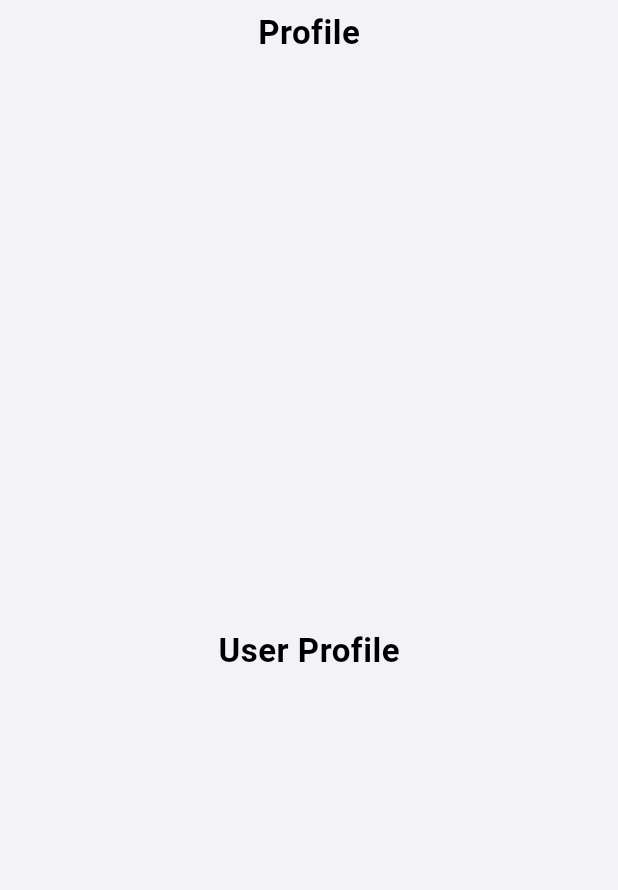
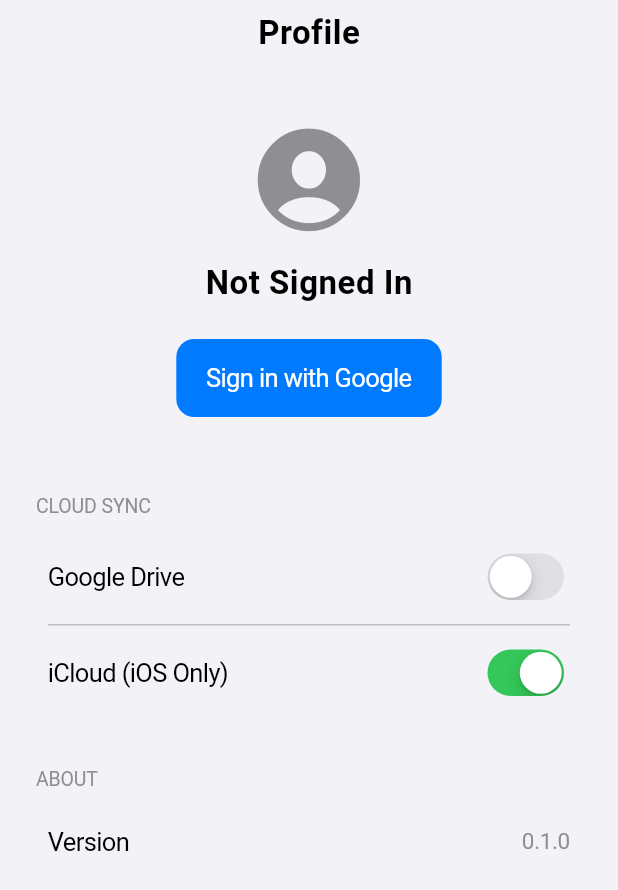
Before and after one commit to AmmrYsir/apt-doc-scanner, a Flutter app: the ProfileScreen screen opened by its route, on a phone screen of 412 x 824 dp. Shown: the top 890 px of the screen. Run offline on Flutter 3.47's test engine with Material 3 defaults, Android fonts, the phone set to English and light mode, and no system bars; our stand-ins replace flutter_riverpod, go_router, google_sign_in, sqflite; missing offline and left inert: flutter_doc_scanner, googleapis, icloud_storage; accounts and stored records are empty.

Commit message:
feat: Implement profile screen with Google Sign-In, user state management, and Google Drive service for cloud sync.

```diff
--- a/lib/data/sources/google_drive_service.dart
+++ b/lib/data/sources/google_drive_service.dart
@@ -16,10 +16,10 @@ class GoogleDriveService {
         scopeHint: [drive.DriveApi.driveAppdataScope],
       );
 
-      final authHeaders = await account.authorizationClient.authorizationHeaders(
-        [drive.DriveApi.driveAppdataScope],
-        promptIfNecessary: true,
-      );
+      final authHeaders = await account.authorizationClient
+          .authorizationHeaders([
+            drive.DriveApi.driveAppdataScope,
+          ], promptIfNecessary: true);
 
       if (authHeaders == null) return null;
 
--- /dev/null
+++ b/lib/presentation/providers/user_provider.dart
@@ -0,0 +1,59 @@
+import 'package:flutter_riverpod/flutter_riverpod.dart';
+import 'package:google_sign_in/google_sign_in.dart';
+import '../../data/sources/google_drive_service.dart';
+
+final googleDriveServiceProvider = Provider<GoogleDriveService>((ref) {
+  return GoogleDriveService();
+});
+
+class UserState {
+  final GoogleSignInAccount? googleAccount;
+  final bool isLoading;
+  final String? error;
+
+  UserState({this.googleAccount, this.isLoading = false, this.error});
+
+  UserState copyWith({
+    GoogleSignInAccount? googleAccount,
+    bool? isLoading,
+    String? error,
+  }) {
+    return UserState(
+      googleAccount: googleAccount ?? this.googleAccount,
+      isLoading: isLoading ?? this.isLoading,
+      error: error,
+    );
+  }
+}
+
+class UserNotifier extends Notifier<UserState> {
+  @override
+  UserState build() {
+    return UserState();
+  }
+
+  Future<void> signIn() async {
+    state = state.copyWith(isLoading: true);
+    try {
+      final googleSignIn = GoogleSignIn.instance;
+      final account = await googleSignIn.authenticate();
+      state = state.copyWith(googleAccount: account, isLoading: false);
+    } catch (e) {
+      state = state.copyWith(isLoading: false, error: e.toString());
+    }
+  }
+
+  Future<void> signOut() async {
+    state = state.copyWith(isLoading: true);
+    try {
+      await GoogleSignIn.instance.signOut();
+      state = UserState();
+    } catch (e) {
+      state = state.copyWith(isLoading: false, error: e.toString());
+    }
+  }
+}
+
+final userProvider = NotifierProvider<UserNotifier, UserState>(() {
+  return UserNotifier();
+});
--- a/lib/presentation/screens/profile_screen.dart
+++ b/lib/presentation/screens/profile_screen.dart
@@ -1,18 +1,170 @@
 import 'package:flutter/cupertino.dart';
+import 'package:flutter_riverpod/flutter_riverpod.dart';
 import '../widgets/app_scaffold.dart';
 import '../widgets/app_navigation_bar.dart';
 import '../theme/app_text_styles.dart';
+import '../theme/app_colors.dart';
+import '../providers/user_provider.dart';
 
-class ProfileScreen extends StatelessWidget {
+class ProfileScreen extends ConsumerWidget {
   const ProfileScreen({super.key});
 
   @override
-  Widget build(BuildContext context) {
-    return const AppScaffold(
-      navigationBar: AppNavigationBar(title: 'Profile'),
-      child: Center(
-        child: Text('User Profile', style: AppTextStyles.titleMedium),
+  Widget build(BuildContext context, WidgetRef ref) {
+    final userState = ref.watch(userProvider);
+
+    return AppScaffold(
+      navigationBar: const AppNavigationBar(title: 'Profile'),
+      child: ListView(
+        padding: const EdgeInsets.all(16),
+        children: [
+          _buildUserSection(context, userState, ref),
+          const SizedBox(height: 32),
+          _buildSyncSettings(context, userState),
+          const SizedBox(height: 32),
+          _buildAboutSection(context),
+        ],
       ),
     );
   }
+
+  Widget _buildUserSection(
+    BuildContext context,
+    UserState state,
+    WidgetRef ref,
+  ) {
+    return Container(
+      padding: const EdgeInsets.all(20),
+      decoration: BoxDecoration(
+        color: CupertinoColors.secondarySystemBackground,
+        borderRadius: BorderRadius.circular(16),
+      ),
+      child: Column(
+        children: [
+          const Icon(
+            CupertinoIcons.person_crop_circle_fill,
+            size: 80,
+            color: AppColors.textSecondary,
+          ),
+          const SizedBox(height: 16),
+          if (state.googleAccount != null) ...[
+            Text(
+              state.googleAccount!.displayName ?? 'User',
+              style: AppTextStyles.titleMedium,
+            ),
+            const SizedBox(height: 4),
+            Text(state.googleAccount!.email, style: AppTextStyles.bodyMedium),
+            const SizedBox(height: 24),
+            CupertinoButton(
+              color: AppColors.error,
+              child: const Text('Sign Out'),
+              onPressed: () => ref.read(userProvider.notifier).signOut(),
+            ),
+          ] else ...[
+            const Text('Not Signed In', style: AppTextStyles.titleMedium),
+            const SizedBox(height: 24),
+            CupertinoButton.filled(
+              child: const Text('Sign in with Google'),
+              onPressed: () => ref.read(userProvider.notifier).signIn(),
+            ),
+          ],
+        ],
+      ),
+    );
+  }
+
+  Widget _buildSyncSettings(BuildContext context, UserState state) {
+    return Column(
+      crossAxisAlignment: CrossAxisAlignment.start,
+      children: [
+        const Padding(
+          padding: EdgeInsets.only(left: 8, bottom: 8),
+          child: Text('CLOUD SYNC', style: AppTextStyles.caption),
+        ),
+        Container(
+          decoration: BoxDecoration(
+            color: CupertinoColors.secondarySystemBackground,
+            borderRadius: BorderRadius.circular(12),
+          ),
+          child: Column(
+            children: [
+              _buildSettingRow(
+                'Google Drive',
+                CupertinoSwitch(
+                  value: state.googleAccount != null,
+                  onChanged: (val) {
+                    // Logic to enable/disable
+                  },
+                ),
+              ),
+              const Padding(
+                padding: EdgeInsets.symmetric(horizontal: 16),
+                child: Divider(height: 1, color: CupertinoColors.separator),
+              ),
+              _buildSettingRow(
+                'iCloud (iOS Only)',
+                CupertinoSwitch(
+                  value: true, // Placeholder
+                  onChanged: (val) {},
+                ),
+              ),
+            ],
+          ),
+        ),
+      ],
+    );
+  }
+
+  Widget _buildSettingRow(String title, Widget trailing) {
+    return Padding(
+      padding: const EdgeInsets.symmetric(horizontal: 16, vertical: 12),
+      child: Row(
+        mainAxisAlignment: MainAxisAlignment.spaceBetween,
+        children: [
+          Text(title, style: AppTextStyles.bodyLarge),
+          trailing,
+        ],
+      ),
+    );
+  }
+
+  Widget _buildAboutSection(BuildContext context) {
+    return Column(
+      crossAxisAlignment: CrossAxisAlignment.start,
+      children: [
+        const Padding(
+          padding: EdgeInsets.only(left: 8, bottom: 8),
+          child: Text('ABOUT', style: AppTextStyles.caption),
+        ),
+        Container(
+          decoration: BoxDecoration(
+            color: CupertinoColors.secondarySystemBackground,
+            borderRadius: BorderRadius.circular(12),
+          ),
+          child: const Column(
+            children: [
+              Padding(
+                padding: EdgeInsets.all(16),
+                child: Row(
+                  mainAxisAlignment: MainAxisAlignment.spaceBetween,
+                  children: [
+                    Text('Version', style: AppTextStyles.bodyLarge),
+                    Text('0.1.0', style: AppTextStyles.bodyMedium),
+                  ],
+                ),
+              ),
+            ],
+          ),
+        ),
+      ],
+    );
+  }
 }
+
+class Divider extends StatelessWidget {
+  final double height;
+  final Color color;
+  const Divider({super.key, required this.height, required this.color});
+  @override
+  Widget build(BuildContext context) => Container(height: height, color: color);
+}
```
Also changed, not shown: 1 other file.
